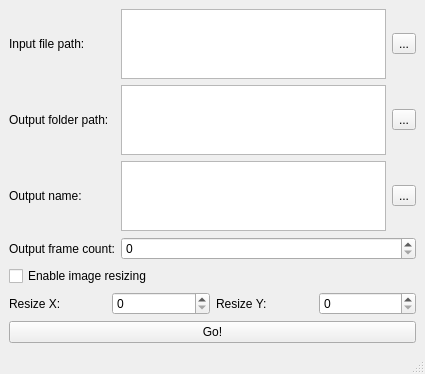
Old version of the form GUI/testGui.ui in the repository lucianjames/Vid2Photogrammetry.
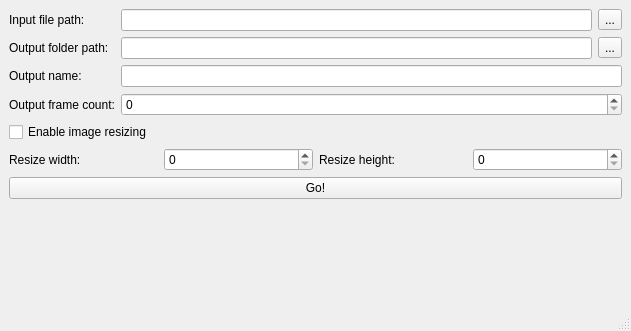
New version of the form.

Commit message: GUI inputs are now fetched and printed to console

What changed in the file:
```diff
--- a/GUI/testGui.ui
+++ b/GUI/testGui.ui
@@ -6,8 +6,8 @@
    <rect>
     <x>0</x>
     <y>0</y>
-    <width>425</width>
-    <height>310</height>
+    <width>631</width>
+    <height>331</height>
    </rect>
   </property>
   <property name="windowTitle">
@@ -17,13 +17,6 @@
    <layout class="QVBoxLayout" name="verticalLayout">
     <item>
      <layout class="QGridLayout" name="gridLayout">
-      <item row="2" column="1">
-       <widget class="QTextEdit" name="textEdit_3">
-        <property name="readOnly">
-         <bool>true</bool>
-        </property>
-       </widget>
-      </item>
       <item row="4" column="0" colspan="3">
        <widget class="QCheckBox" name="checkBox">
         <property name="text">
@@ -45,13 +38,6 @@
         </property>
        </widget>
       </item>
-      <item row="2" column="2">
-       <widget class="QToolButton" name="toolButton_3">
-        <property name="text">
-         <string>...</string>
-        </property>
-       </widget>
-      </item>
       <item row="3" column="0">
        <widget class="QLabel" name="label_4">
         <property name="text">
@@ -59,20 +45,6 @@
         </property>
        </widget>
       </item>
-      <item row="0" column="1">
-       <widget class="QTextEdit" name="textEdit">
-        <property name="readOnly">
-         <bool>true</bool>
-        </property>
-       </widget>
-      </item>
-      <item row="1" column="1">
-       <widget class="QTextEdit" name="textEdit_2">
-        <property name="readOnly">
-         <bool>true</bool>
-        </property>
-       </widget>
-      </item>
       <item row="1" column="2">
        <widget class="QToolButton" name="toolButton_2">
         <property name="text">
@@ -99,7 +71,7 @@
         <item>
          <widget class="QLabel" name="label_6">
           <property name="text">
-           <string>Resize X:</string>
+           <string>Resize width:</string>
           </property>
          </widget>
         </item>
@@ -113,7 +85,7 @@
         <item>
          <widget class="QLabel" name="label_5">
           <property name="text">
-           <string>Resize Y:</string>
+           <string>Resize height:</string>
           </property>
          </widget>
         </item>
@@ -140,8 +112,30 @@
         </property>
        </widget>
       </item>
+      <item row="0" column="1">
+       <widget class="QLineEdit" name="inFileText"/>
+      </item>
+      <item row="1" column="1">
+       <widget class="QLineEdit" name="outFolderText"/>
+      </item>
+      <item row="2" column="1" colspan="2">
+       <widget class="QLineEdit" name="outNameText"/>
+      </item>
      </layout>
     </item>
+    <item>
+     <spacer name="verticalSpacer">
+      <property name="orientation">
+       <enum>Qt::Vertical</enum>
+      </property>
+      <property name="sizeHint" stdset="0">
+       <size>
+        <width>20</width>
+        <height>40</height>
+       </size>
+      </property>
+     </spacer>
+    </item>
    </layout>
   </widget>
   <widget class="QMenuBar" name="menubar">
```
Left out of the diff: 28 changed lines with no effect on the pictures. The commit also changes 1 other file.
